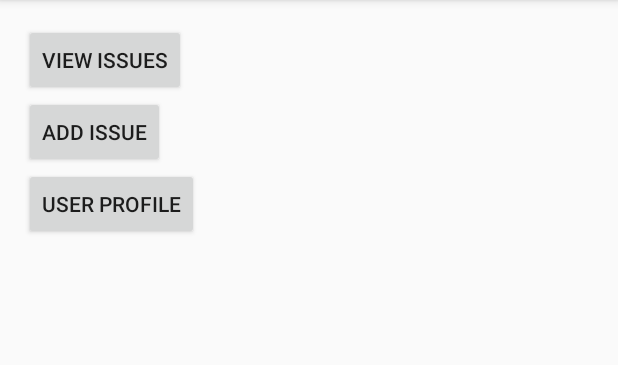
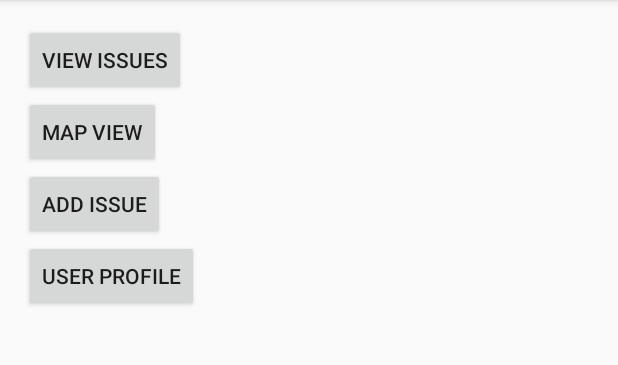
Before and after one commit to GKohavi/wehaveissues, an Android app: the screen it shows after launch (MainActivity), on a phone screen of 412 x 824 dp, the part 84-449 px from its top. Run offline under Robolectric (Android 15) with nearby library versions, the phone set to English and light mode, and no system bars; our stand-ins replace ButterKnife.

Commit message:
Added button to see map

```diff
--- a/Example/app/src/main/AndroidManifest.xml
+++ b/Example/app/src/main/AndroidManifest.xml
@@ -54,11 +54,6 @@
         <activity
             android:name=".MapsActivity"
             android:label="@string/title_activity_maps" >
-            <intent-filter>
-                <action android:name="android.intent.action.MAIN" />
-
-                <category android:name="android.intent.category.LAUNCHER" />
-            </intent-filter>
         </activity>
 
     </application>
--- a/Example/app/src/main/java/example/example/MainActivity.java
+++ b/Example/app/src/main/java/example/example/MainActivity.java
@@ -30,4 +30,8 @@ public class MainActivity extends AppCompatActivity {
         startActivity(new Intent(MainActivity.this,CreateIssueActivity.class));
     }
 
+    @OnClick(R.id.mapViewButton)
+    void openMapView() {
+        startActivity(new Intent(MainActivity.this,MapsActivity.class));
+    }
 }
--- a/Example/app/src/main/res/layout/activity_main.xml
+++ b/Example/app/src/main/res/layout/activity_main.xml
@@ -1,39 +1,4 @@
 <?xml version="1.0" encoding="utf-8"?>
-<!--<RelativeLayout xmlns:android="http://schemas.android.com/apk/res/android"-->
-    <!--xmlns:tools="http://schemas.android.com/tools"-->
-    <!--android:id="@+id/activity_main"-->
-    <!--android:layout_width="match_parent"-->
-    <!--android:layout_height="match_parent"-->
-    <!--android:paddingBottom="@dimen/activity_vertical_margin"-->
-    <!--android:paddingLeft="@dimen/activity_horizontal_margin"-->
-    <!--android:paddingRight="@dimen/activity_horizontal_margin"-->
-    <!--android:paddingTop="@dimen/activity_vertical_margin"-->
-    <!--tools:context="example.example.MainActivity">-->
-
-    <!--<TextView-->
-        <!--android:layout_width="wrap_content"-->
-        <!--android:layout_height="wrap_content"-->
-        <!--android:text="Hello World!" />-->
-
-    <!--<Button-->
-        <!--android:id="@+id/viewButton"-->
-        <!--android:layout_width="wrap_content"-->
-        <!--android:layout_height="wrap_content"-->
-        <!--android:layout_marginLeft="16dp"-->
-        <!--android:layout_marginRight="16dp"-->
-        <!--android:layout_marginTop="16dp"-->
-        <!--android:text="View Issues"/>-->
-
-    <!--<Button-->
-        <!--android:id="@+id/userProfileButton"-->
-        <!--android:layout_width="wrap_content"-->
-        <!--android:layout_height="wrap_content"-->
-        <!--android:layout_marginLeft="16dp"-->
-        <!--android:layout_marginRight="16dp"-->
-        <!--android:text="User Profile"/>-->
-
-
-<!--</RelativeLayout>-->
 <LinearLayout xmlns:android="http://schemas.android.com/apk/res/android"
     android:orientation="vertical" android:layout_width="match_parent"
     android:layout_height="match_parent">
@@ -46,6 +11,14 @@
         android:layout_marginRight="16dp"
         android:layout_marginTop="16dp"
         android:text="View Issues"/>
+
+    <Button
+        android:id="@+id/mapViewButton"
+        android:layout_width="wrap_content"
+        android:layout_height="wrap_content"
+        android:layout_marginLeft="16dp"
+        android:layout_marginRight="16dp"
+        android:text="Map View" />
 
     <Button
         android:id="@+id/addIssueButton"
@@ -63,28 +36,4 @@
         android:layout_marginRight="16dp"
         android:text="User Profile"/>
 
-    <!--<Button-->
-    <!--android:id="@+id/appsButton"-->
-    <!--android:layout_width="wrap_content"-->
-    <!--android:layout_height="wrap_content"-->
-    <!--android:layout_marginLeft="16dp"-->
-    <!--android:layout_marginRight="16dp"-->
-    <!--android:text="Apps"/>-->
-
-    <!--<Button-->
-    <!--android:id="@+id/idButton"-->
-    <!--android:layout_width="wrap_content"-->
-    <!--android:layout_height="wrap_content"-->
-    <!--android:layout_marginLeft="16dp"-->
-    <!--android:layout_marginRight="16dp"-->
-    <!--android:text="Caller Ids"/>-->
-
-    <!--<CheckBox-->
-    <!--android:id="@+id/repCalCheckbox"-->
-    <!--android:layout_width="wrap_content"-->
-    <!--android:layout_height="wrap_content"-->
-    <!--android:layout_marginLeft="16dp"-->
-    <!--android:layout_marginRight="16dp"-->
-    <!--android:text="Repeat Caller"/>-->
-
 </LinearLayout>
```
